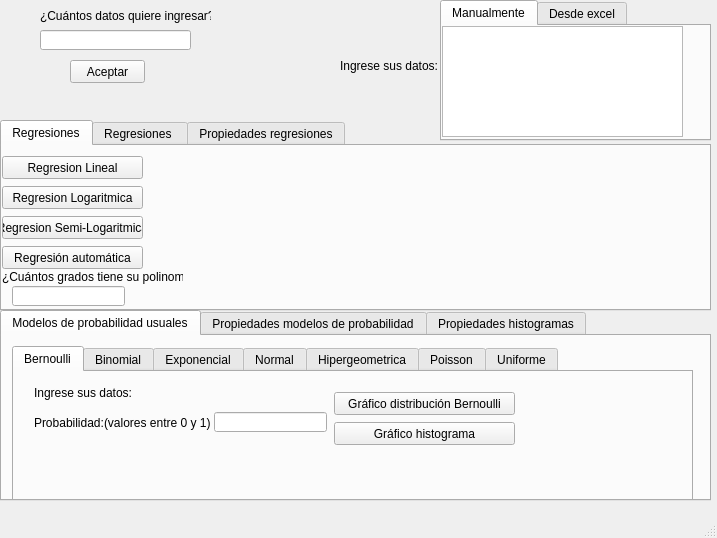
Before: the Qt Designer form Interfaz Grafica/programa.ui in fvilladiego/Lab-analisis-, drawn with Qt 5.
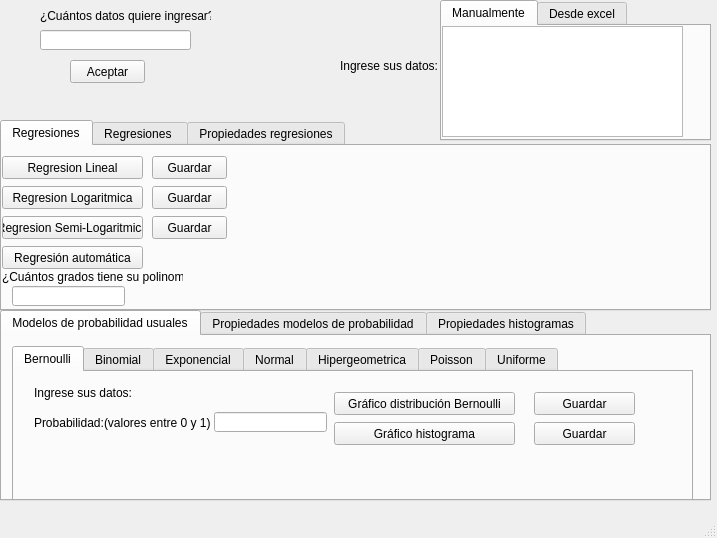
After: the same form once the commit is applied.

Diff of the .ui file:
```diff
--- a/Interfaz Grafica/programa.ui
+++ b/Interfaz Grafica/programa.ui
@@ -59,9 +59,9 @@
      <widget class="QLabel" name="reglin">
       <property name="geometry">
        <rect>
-        <x>150</x>
+        <x>230</x>
         <y>10</y>
-        <width>561</width>
+        <width>471</width>
         <height>20</height>
        </rect>
       </property>
@@ -72,9 +72,9 @@
      <widget class="QLabel" name="regslg">
       <property name="geometry">
        <rect>
-        <x>150</x>
+        <x>230</x>
         <y>70</y>
-        <width>561</width>
+        <width>471</width>
         <height>20</height>
        </rect>
       </property>
@@ -98,9 +98,9 @@
      <widget class="QLabel" name="reglg">
       <property name="geometry">
        <rect>
-        <x>150</x>
+        <x>230</x>
         <y>40</y>
-        <width>551</width>
+        <width>461</width>
         <height>21</height>
        </rect>
       </property>
@@ -170,6 +170,45 @@
        </rect>
       </property>
      </widget>
+     <widget class="QPushButton" name="lingr">
+      <property name="geometry">
+       <rect>
+        <x>150</x>
+        <y>10</y>
+        <width>75</width>
+        <height>23</height>
+       </rect>
+      </property>
+      <property name="text">
+       <string>Guardar</string>
+      </property>
+     </widget>
+     <widget class="QPushButton" name="exportarlg">
+      <property name="geometry">
+       <rect>
+        <x>150</x>
+        <y>40</y>
+        <width>75</width>
+        <height>23</height>
+       </rect>
+      </property>
+      <property name="text">
+       <string>Guardar</string>
+      </property>
+     </widget>
+     <widget class="QPushButton" name="exportarsg">
+      <property name="geometry">
+       <rect>
+        <x>150</x>
+        <y>70</y>
+        <width>75</width>
+        <height>23</height>
+       </rect>
+      </property>
+      <property name="text">
+       <string>Guardar</string>
+      </property>
+     </widget>
     </widget>
     <widget class="QWidget" name="tab_2">
      <attribute name="title">
@@ -2446,6 +2485,32 @@
          <string>(valores entre 0 y 1)</string>
         </property>
        </widget>
+       <widget class="QPushButton" name="expberno">
+        <property name="geometry">
+         <rect>
+          <x>520</x>
+          <y>20</y>
+          <width>101</width>
+          <height>23</height>
+         </rect>
+        </property>
+        <property name="text">
+         <string>Guardar</string>
+        </property>
+       </widget>
+       <widget class="QPushButton" name="exportbrn">
+        <property name="geometry">
+         <rect>
+          <x>520</x>
+          <y>50</y>
+          <width>101</width>
+          <height>23</height>
+         </rect>
+        </property>
+        <property name="text">
+         <string>Guardar</string>
+        </property>
+       </widget>
       </widget>
       <widget class="QWidget" name="tab_10">
        <attribute name="title">
```
Left out of the diff: 205 changed lines with no effect on the pictures.
